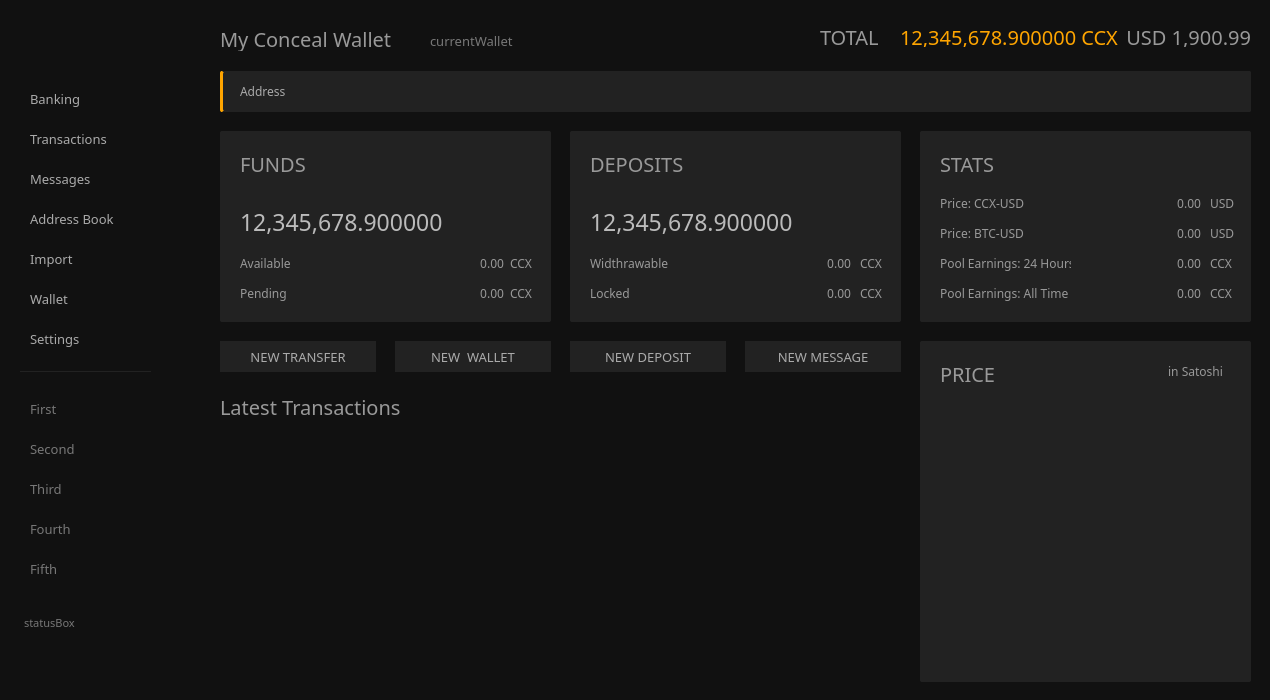
Qt form src/gui/ui/overviewframe.ui (ConcealNetwork/conceal-desktop) before a commit.
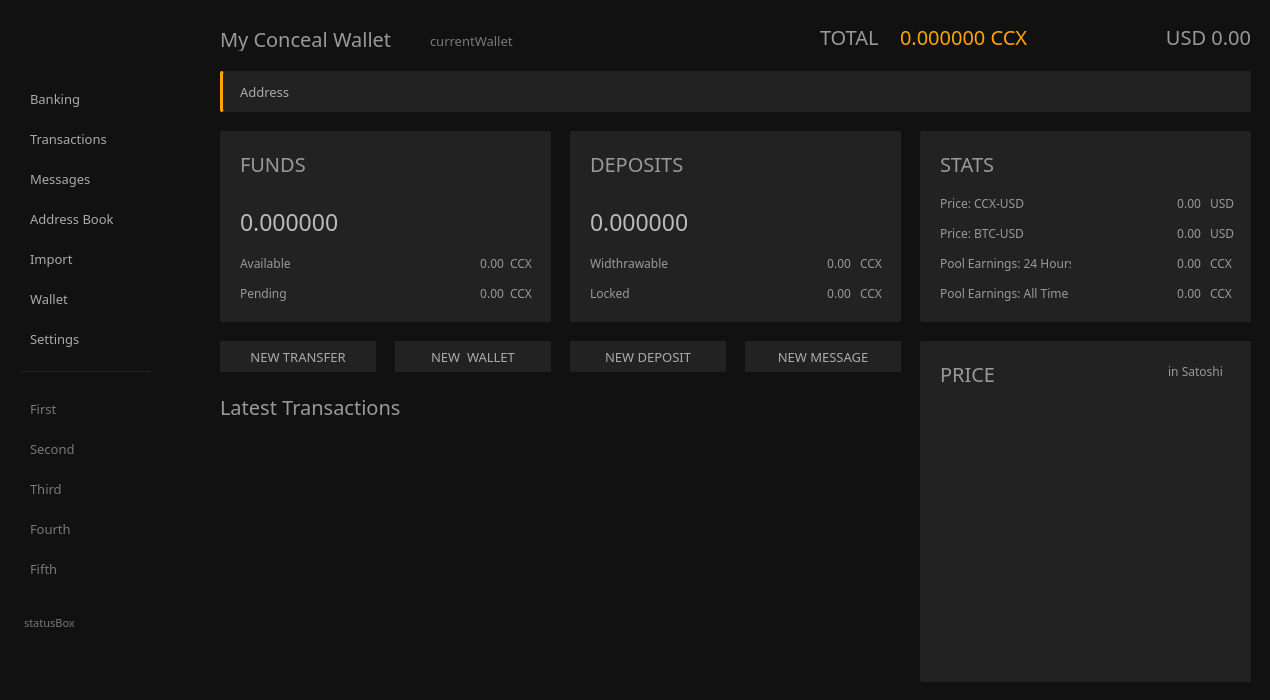
The same form after that commit. Icons and pictures are not drawn.

Diff of the .ui file:
```diff
--- a/src/gui/ui/overviewframe.ui
+++ b/src/gui/ui/overviewframe.ui
@@ -914,7 +914,7 @@
 font-size: 23px;</string>
        </property>
        <property name="text">
-        <string notr="true">12,345,678.900000</string>
+        <string notr="true">0.000000</string>
        </property>
        <property name="alignment">
         <set>Qt::AlignLeading|Qt::AlignLeft|Qt::AlignVCenter</set>
@@ -1171,7 +1171,7 @@
 font-size: 23px;</string>
        </property>
        <property name="text">
-        <string notr="true">12,345,678.900000</string>
+        <string notr="true">0.000000</string>
        </property>
        <property name="alignment">
         <set>Qt::AlignLeading|Qt::AlignLeft|Qt::AlignVCenter</set>
@@ -1655,11 +1655,13 @@
        <property name="font">
         <font>
          <family>Poppins</family>
-         <pointsize>9</pointsize>
+         <pointsize>-1</pointsize>
         </font>
        </property>
        <property name="styleSheet">
-        <string notr="true">border: none;</string>
+        <string notr="true">text-align: left; color: #aaa; margin-left: 0px;
+font-family: Poppins;
+font-size: 13px; border: none;</string>
        </property>
        <property name="text">
         <string>Address</string>
@@ -1708,7 +1710,7 @@
 font-family: Poppins;</string>
       </property>
       <property name="text">
-       <string notr="true">12,345,678.900000 CCX</string>
+       <string notr="true">0.000000 CCX</string>
       </property>
       <property name="alignment">
        <set>Qt::AlignLeading|Qt::AlignLeft|Qt::AlignVCenter</set>
@@ -1761,7 +1763,7 @@
 font-family: Poppins;</string>
       </property>
       <property name="text">
-       <string notr="true">USD 1,900.99</string>
+       <string notr="true">USD 0.00</string>
       </property>
       <property name="alignment">
        <set>Qt::AlignRight|Qt::AlignTrailing|Qt::AlignVCenter</set>
```
